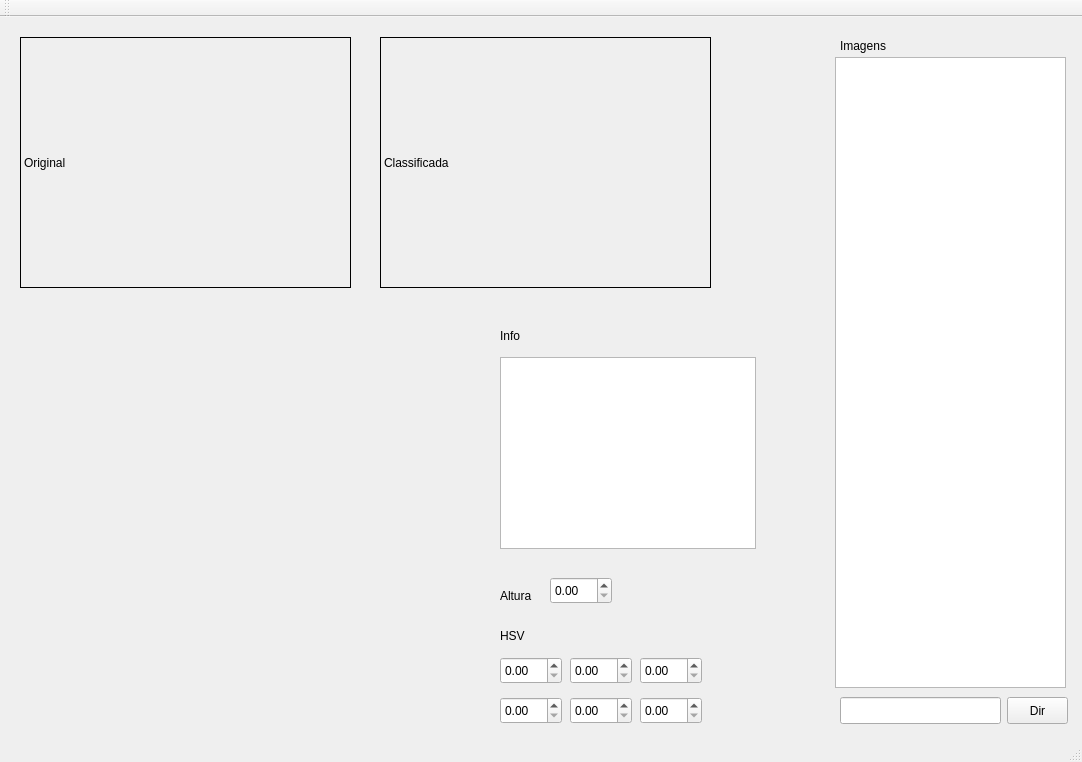
Qt form interface.ui (pablotcarreira/Classificador-de-Imagens) before a commit.
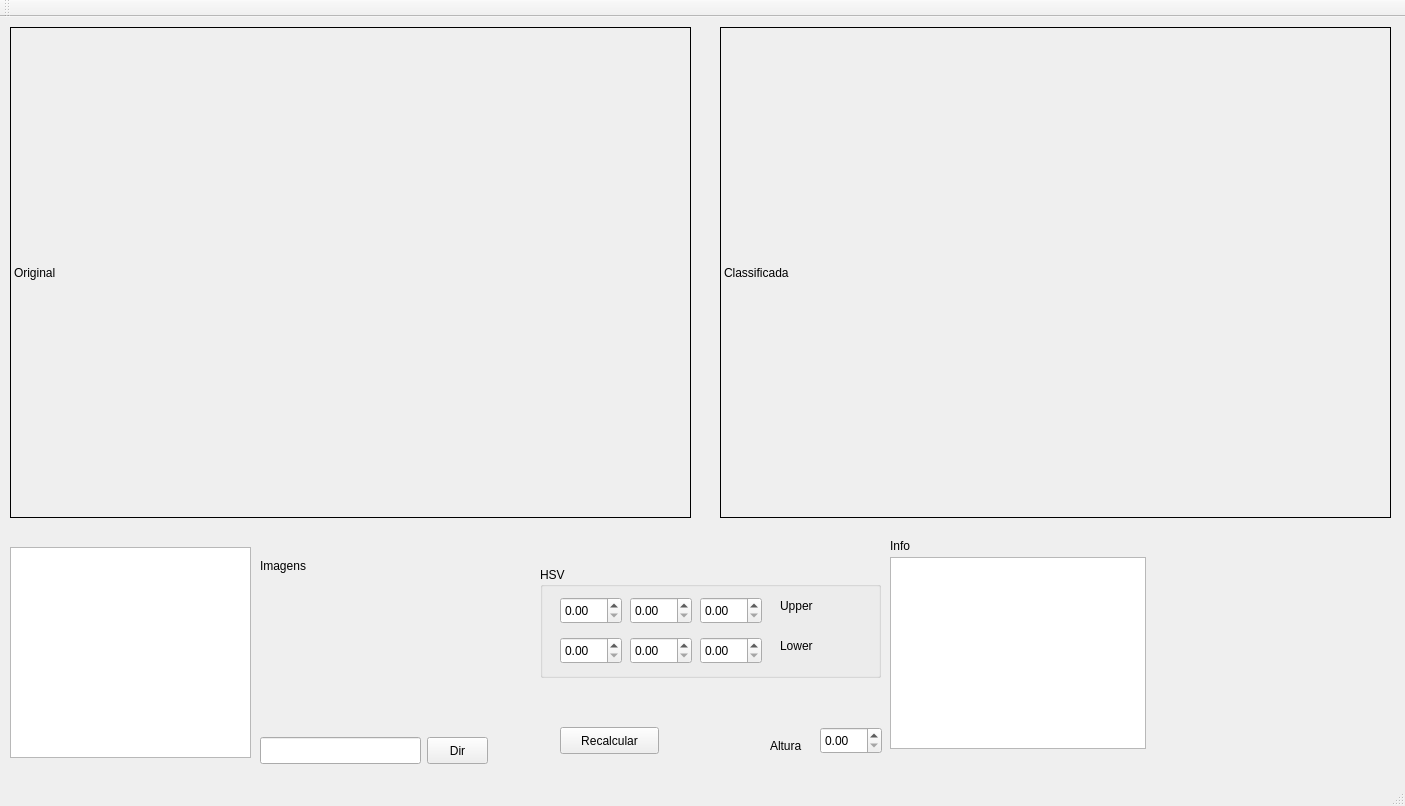
The same form after that commit.

Patch:
```diff
--- a/interface.ui
+++ b/interface.ui
@@ -6,8 +6,8 @@
    <rect>
     <x>0</x>
     <y>0</y>
-    <width>1082</width>
-    <height>762</height>
+    <width>1405</width>
+    <height>806</height>
    </rect>
   </property>
   <property name="windowTitle">
@@ -17,10 +17,10 @@
    <widget class="QLabel" name="imagem_original">
     <property name="geometry">
      <rect>
-      <x>20</x>
-      <y>20</y>
-      <width>331</width>
-      <height>251</height>
+      <x>10</x>
+      <y>10</y>
+      <width>681</width>
+      <height>491</height>
      </rect>
     </property>
     <property name="frameShape">
@@ -36,10 +36,10 @@
    <widget class="QLabel" name="imagem_classificada">
     <property name="geometry">
      <rect>
-      <x>380</x>
-      <y>20</y>
-      <width>331</width>
-      <height>251</height>
+      <x>720</x>
+      <y>10</y>
+      <width>671</width>
+      <height>491</height>
      </rect>
     </property>
     <property name="frameShape">
@@ -55,8 +55,8 @@
    <widget class="QDoubleSpinBox" name="doubleSpinBox">
     <property name="geometry">
      <rect>
-      <x>550</x>
-      <y>560</y>
+      <x>820</x>
+      <y>710</y>
       <width>62</width>
       <height>27</height>
      </rect>
@@ -65,8 +65,8 @@
    <widget class="QLabel" name="label">
     <property name="geometry">
      <rect>
-      <x>500</x>
-      <y>570</y>
+      <x>770</x>
+      <y>720</y>
       <width>66</width>
       <height>17</height>
      </rect>
@@ -75,64 +75,21 @@
      <string>Altura</string>
     </property>
    </widget>
-   <widget class="QDoubleSpinBox" name="doubleSpinBox_2">
-    <property name="geometry">
-     <rect>
-      <x>500</x>
-      <y>640</y>
-      <width>62</width>
-      <height>27</height>
-     </rect>
-    </property>
-   </widget>
-   <widget class="QDoubleSpinBox" name="doubleSpinBox_3">
-    <property name="geometry">
-     <rect>
-      <x>570</x>
-      <y>640</y>
-      <width>62</width>
-      <height>27</height>
-     </rect>
-    </property>
-   </widget>
-   <widget class="QDoubleSpinBox" name="doubleSpinBox_4">
-    <property name="geometry">
-     <rect>
-      <x>640</x>
-      <y>640</y>
-      <width>62</width>
-      <height>27</height>
-     </rect>
-    </property>
-   </widget>
-   <widget class="QLabel" name="label_2">
-    <property name="geometry">
-     <rect>
-      <x>500</x>
-      <y>610</y>
-      <width>66</width>
-      <height>17</height>
-     </rect>
-    </property>
-    <property name="text">
-     <string>HSV</string>
-    </property>
-   </widget>
    <widget class="QListWidget" name="files_list">
     <property name="geometry">
      <rect>
-      <x>835</x>
-      <y>40</y>
-      <width>231</width>
-      <height>631</height>
+      <x>10</x>
+      <y>530</y>
+      <width>241</width>
+      <height>211</height>
      </rect>
     </property>
    </widget>
    <widget class="QListView" name="imagem_exif_list">
     <property name="geometry">
      <rect>
-      <x>500</x>
-      <y>340</y>
+      <x>890</x>
+      <y>540</y>
       <width>256</width>
       <height>192</height>
      </rect>
@@ -141,8 +98,8 @@
    <widget class="QLabel" name="label_3">
     <property name="geometry">
      <rect>
-      <x>840</x>
-      <y>20</y>
+      <x>260</x>
+      <y>540</y>
       <width>66</width>
       <height>17</height>
      </rect>
@@ -154,8 +111,8 @@
    <widget class="QLabel" name="label_4">
     <property name="geometry">
      <rect>
-      <x>500</x>
-      <y>310</y>
+      <x>890</x>
+      <y>520</y>
       <width>66</width>
       <height>17</height>
      </rect>
@@ -167,8 +124,8 @@
    <widget class="QLineEdit" name="caminho_pasta_imagens">
     <property name="geometry">
      <rect>
-      <x>840</x>
-      <y>680</y>
+      <x>260</x>
+      <y>720</y>
       <width>161</width>
       <height>27</height>
      </rect>
@@ -177,8 +134,8 @@
    <widget class="QPushButton" name="botao_pasta_imagens">
     <property name="geometry">
      <rect>
-      <x>1007</x>
-      <y>680</y>
+      <x>427</x>
+      <y>720</y>
       <width>61</width>
       <height>27</height>
      </rect>
@@ -187,35 +144,135 @@
      <string>Dir</string>
     </property>
    </widget>
-   <widget class="QDoubleSpinBox" name="doubleSpinBox_5">
+   <widget class="QGroupBox" name="groupBox">
     <property name="geometry">
      <rect>
-      <x>640</x>
-      <y>680</y>
-      <width>62</width>
-      <height>27</height>
+      <x>540</x>
+      <y>550</y>
+      <width>341</width>
+      <height>111</height>
      </rect>
     </property>
-   </widget>
-   <widget class="QDoubleSpinBox" name="doubleSpinBox_6">
-    <property name="geometry">
-     <rect>
-      <x>570</x>
-      <y>680</y>
-      <width>62</width>
-      <height>27</height>
-     </rect>
+    <property name="title">
+     <string>HSV</string>
     </property>
+    <widget class="QDoubleSpinBox" name="hsv_h">
+     <property name="geometry">
+      <rect>
+       <x>20</x>
+       <y>30</y>
+       <width>62</width>
+       <height>27</height>
+      </rect>
+     </property>
+     <property name="maximum">
+      <double>1000.000000000000000</double>
+     </property>
+    </widget>
+    <widget class="QDoubleSpinBox" name="hsv_s">
+     <property name="geometry">
+      <rect>
+       <x>90</x>
+       <y>30</y>
+       <width>62</width>
+       <height>27</height>
+      </rect>
+     </property>
+     <property name="maximum">
+      <double>1000.000000000000000</double>
+     </property>
+    </widget>
+    <widget class="QDoubleSpinBox" name="hsv_v">
+     <property name="geometry">
+      <rect>
+       <x>160</x>
+       <y>30</y>
+       <width>62</width>
+       <height>27</height>
+      </rect>
+     </property>
+     <property name="maximum">
+      <double>1000.000000000000000</double>
+     </property>
+    </widget>
+    <widget class="QDoubleSpinBox" name="hsv_h_2">
+     <property name="geometry">
+      <rect>
+       <x>20</x>
+       <y>70</y>
+       <width>62</width>
+       <height>27</height>
+      </rect>
+     </property>
+     <property name="maximum">
+      <double>1000.000000000000000</double>
+     </property>
+    </widget>
+    <widget class="QDoubleSpinBox" name="hsv_v_2">
+     <property name="geometry">
+      <rect>
+       <x>160</x>
+       <y>70</y>
+       <width>62</width>
+       <height>27</height>
+      </rect>
+     </property>
+     <property name="maximum">
+      <double>1000.000000000000000</double>
+     </property>
+    </widget>
+    <widget class="QDoubleSpinBox" name="hsv_s_2">
+     <property name="geometry">
+      <rect>
+       <x>90</x>
+       <y>70</y>
+       <width>62</width>
+       <height>27</height>
+      </rect>
+     </property>
+     <property name="maximum">
+      <double>1000.000000000000000</double>
+     </property>
+    </widget>
+    <widget class="QLabel" name="label_2">
+     <property name="geometry">
+      <rect>
+       <x>240</x>
+       <y>30</y>
+       <width>67</width>
+       <height>17</height>
+      </rect>
+     </property>
+     <property name="text">
+      <string>Upper</string>
+     </property>
+    </widget>
+    <widget class="QLabel" name="label_5">
+     <property name="geometry">
+      <rect>
+       <x>240</x>
+       <y>70</y>
+       <width>67</width>
+       <height>17</height>
+      </rect>
+     </property>
+     <property name="text">
+      <string>Lower</string>
+     </property>
+    </widget>
    </widget>
-   <widget class="QDoubleSpinBox" name="doubleSpinBox_7">
+   <widget class="QPushButton" name="recalcular">
     <property name="geometry">
      <rect>
-      <x>500</x>
-      <y>680</y>
-      <width>62</width>
+      <x>560</x>
+      <y>710</y>
+      <width>99</width>
       <height>27</height>
      </rect>
     </property>
+    <property name="text">
+     <string>Recalcular</string>
+    </property>
    </widget>
   </widget>
   <widget class="QMenuBar" name="menubar">
```
Left out of the diff: 19 changed lines with no effect on the pictures.
